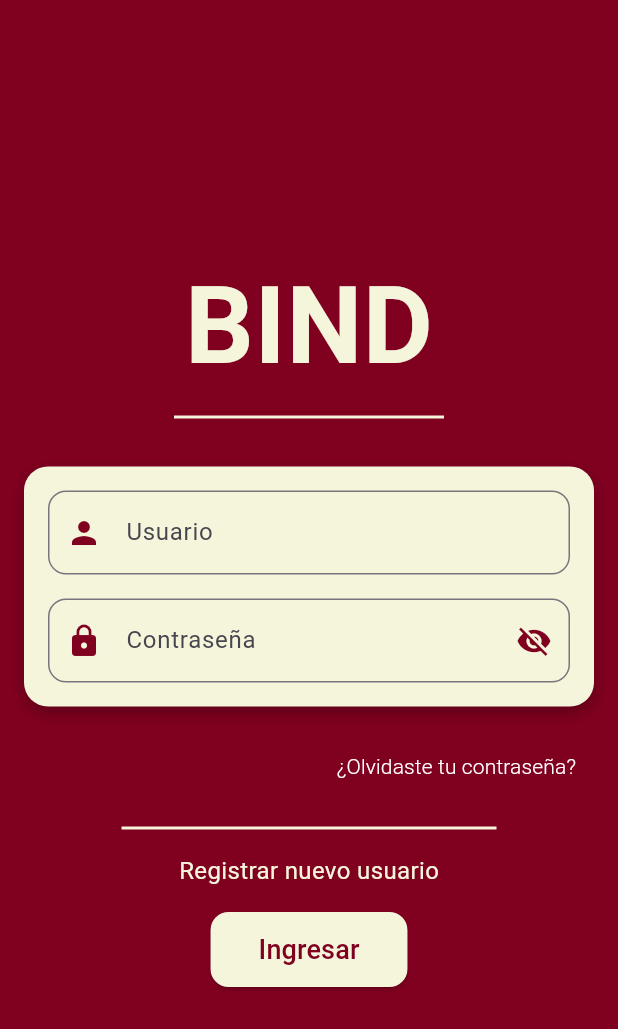
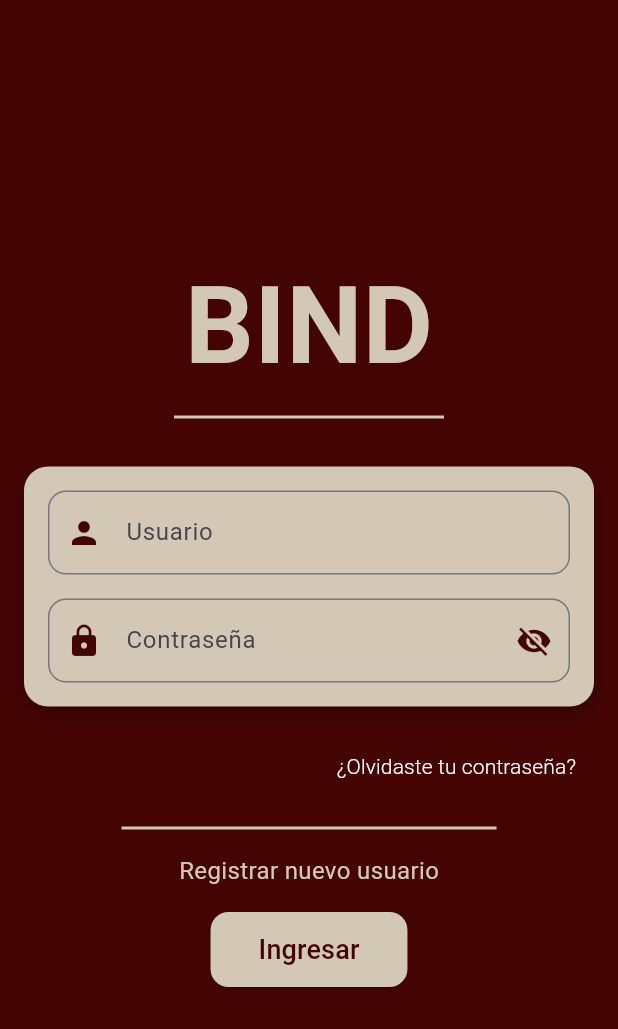
Before and after one commit to sab1103b/bild-flutter, a Flutter app: the screen it shows after launch, on a phone screen of 412 x 824 dp. Shown: the top 1029 px of the screen. Run offline on Flutter 3.47's test engine with Material 3 defaults, Android fonts, the phone set to English and light mode, and no system bars.

Commit message:
corrección color

```diff
--- a/lib/screens/LOGIN.dart
+++ b/lib/screens/LOGIN.dart
@@ -14,8 +14,8 @@ class _LoginScreenState extends State<Login> {
   @override
   Widget build(BuildContext context) {
     // Define los colores invertidos
-    final Color beigeClaro = Color(0xFFF5F5DC);
-    final Color vinotinto = Color(0xFF800020);
+    final Color vinotinto = Color.fromARGB(255, 68, 4, 4);
+    final Color beigeClaro = Color.fromARGB(255, 211, 200, 182);
 
     return Scaffold(
       backgroundColor: vinotinto, // Fondo vinotinto
```
